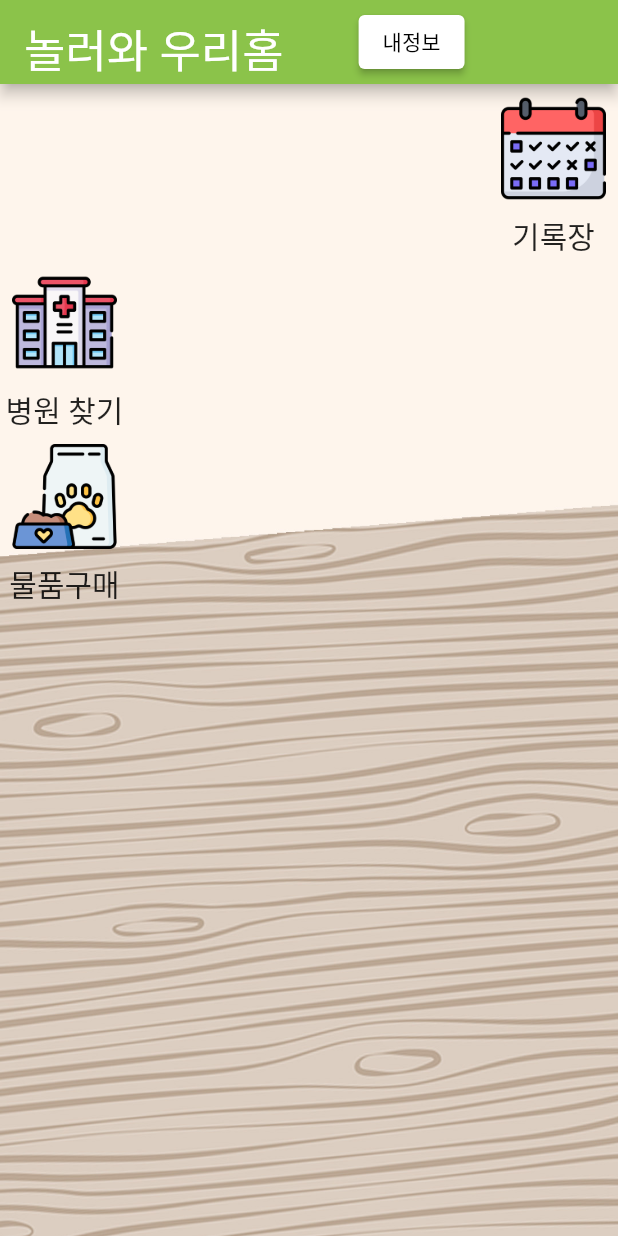
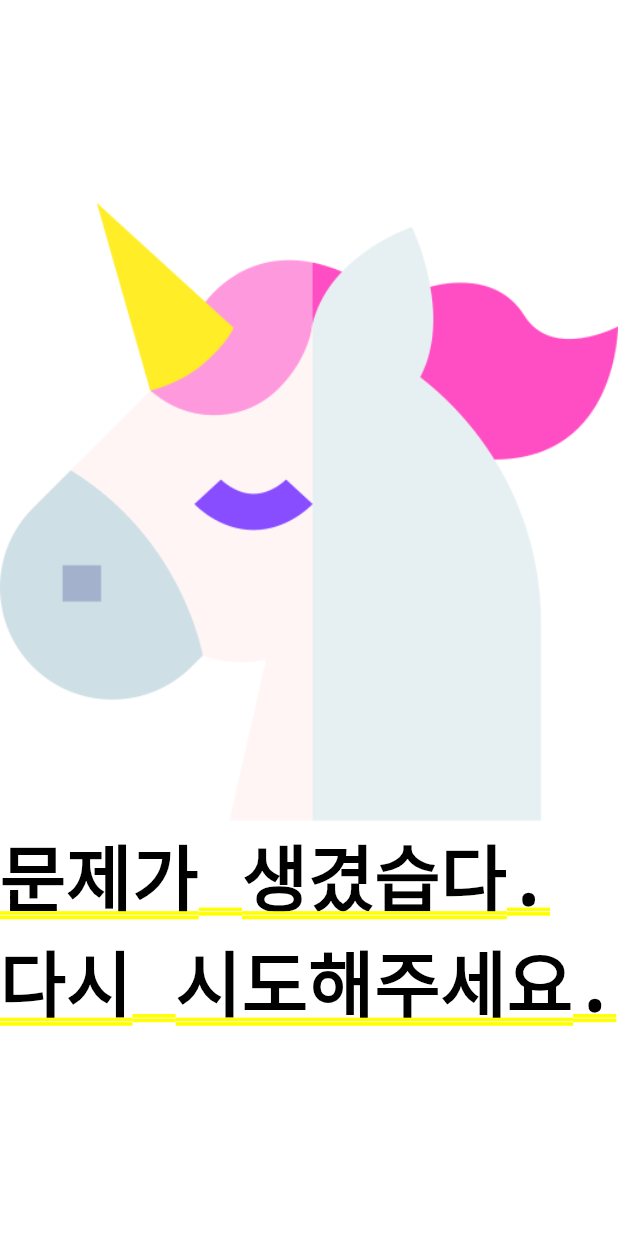
Before and after one commit to lsuinl/Ahri_manager, a Flutter app: the screen it shows after launch, on a phone screen of 412 x 824 dp. Run offline on Flutter 3.47's test engine with Material 2 defaults, Android fonts, the phone set to English and light mode, and no system bars; our stand-ins replace drift, geolocator, get_it, google_maps_flutter, image_picker, permission_handler and 3 more; missing offline and left inert: day_night_time_picker; accounts and stored records are empty; generated files the repository leaves out were written again; Roboto replaces fonts that are missing (jua).

```diff
--- a/lib/screen/home.dart
+++ b/lib/screen/home.dart
@@ -29,6 +29,7 @@ class _HomeScreenState extends State<HomeScreen> {
   }
   @override
   Widget build(BuildContext context) {
+    if(user_infotmations.isNotEmpty) {
       return Container(
         decoration: BoxDecoration( //배경이미지
           image: DecorationImage(
@@ -63,7 +64,8 @@ class _HomeScreenState extends State<HomeScreen> {
                     style: ElevatedButton.styleFrom(primary: Colors.white),
                     onPressed: () {
                       Navigator.push(context,
-                          MaterialPageRoute(builder: (context) => MyAnimalScreen()));
+                          MaterialPageRoute(
+                              builder: (context) => MyAnimalScreen()));
                     },
                   ),
                 ),
@@ -87,7 +89,8 @@ class _HomeScreenState extends State<HomeScreen> {
                         IconButton(
                           onPressed: () {
                             Navigator.push(context,
-                                MaterialPageRoute(builder: (context) => CalendarScreen()));
+                                MaterialPageRoute(
+                                    builder: (context) => CalendarScreen()));
                           },
                           icon: Image.asset('asset/imgs/schedule.png'),
 
@@ -117,7 +120,8 @@ class _HomeScreenState extends State<HomeScreen> {
                         IconButton( //병원 이미지
                           onPressed: () {
                             Navigator.push(context,
-                                MaterialPageRoute(builder: (context) => MapHospitalScreen()));
+                                MaterialPageRoute(
+                                    builder: (context) => MapHospitalScreen()));
                           },
                           icon: Image.asset('asset/imgs/hospital.png'),
                           iconSize: 70,
@@ -147,7 +151,8 @@ class _HomeScreenState extends State<HomeScreen> {
                         IconButton( //물품 이미지
                           onPressed: () {
                             Navigator.push(context,
-                              MaterialPageRoute(builder: (context) => BuyObjectScreen()));
+                                MaterialPageRoute(
+                                    builder: (context) => BuyObjectScreen()));
                           },
                           icon: Image.asset('asset/imgs/pet-food.png'),
                           iconSize: 70,
@@ -172,6 +177,20 @@ class _HomeScreenState extends State<HomeScreen> {
         ),
       );
     }
+    else
+      return Column(
+        mainAxisAlignment: MainAxisAlignment.center,
+        children: [
+          Image.asset(
+            'asset/imgs/unicorn.png',
+          ),
+          Text(
+            "문제가 생겼습다. 다시 시도해주세요.",
+            style: TextStyle(color: Colors.black),
+          ),
+        ],
+      );
+  }
   void updateScreen(){
     user_infotmations=helper.getuserinformation();
     setState(() {});
```
Also changed, not shown: lib/screen/input_animal_information.dart (+27 -5 lines), lib/screen/my_animal_information.dart (+23 -5 lines), lib/screen/shop_list.dart (+7 -5 lines). Lines whose indentation alone changed are shown as unchanged.
